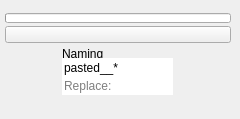
This is ui/1_base_menus/2_sub_menus/3_main_menus/scene.ui in m3trik/Scripts_portable as Qt 5 draws it before an edit. The edited form follows.
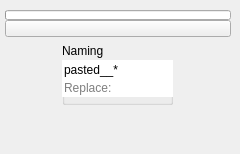
This is the edited form. Custom widgets are drawn as their Qt base class.

What changed in the file:
```diff
--- a/ui/1_base_menus/2_sub_menus/3_main_menus/scene.ui
+++ b/ui/1_base_menus/2_sub_menus/3_main_menus/scene.ui
@@ -10,7 +10,7 @@
     <x>0</x>
     <y>0</y>
     <width>240</width>
-    <height>119</height>
+    <height>154</height>
    </rect>
   </property>
   <property name="minimumSize">
@@ -44,7 +44,7 @@
       <x>5</x>
       <y>10</y>
       <width>226</width>
-      <height>91</height>
+      <height>113</height>
      </rect>
     </property>
     <layout class="QGridLayout" name="gridLayout_2">
@@ -95,6 +95,12 @@
          </property>
          <item>
           <widget class="QGroupBox" name="groupBox_4">
+           <property name="minimumSize">
+            <size>
+             <width>0</width>
+             <height>62</height>
+            </size>
+           </property>
            <property name="maximumSize">
             <size>
              <width>111</width>
@@ -111,7 +117,7 @@
             <property name="geometry">
              <rect>
               <x>0</x>
-              <y>12</y>
+              <y>17</y>
               <width>111</width>
               <height>19</height>
              </rect>
@@ -151,7 +157,7 @@
             <property name="geometry">
              <rect>
               <x>0</x>
-              <y>30</y>
+              <y>35</y>
               <width>111</width>
               <height>19</height>
              </rect>
@@ -186,6 +192,19 @@
            </widget>
           </widget>
          </item>
+         <item>
+          <spacer name="verticalSpacer">
+           <property name="orientation">
+            <enum>Qt::Vertical</enum>
+           </property>
+           <property name="sizeHint" stdset="0">
+            <size>
+             <width>20</width>
+             <height>40</height>
+            </size>
+           </property>
+          </spacer>
+         </item>
         </layout>
        </item>
       </layout>
```
Left out of the diff: 2 changed lines with no effect on the pictures.
